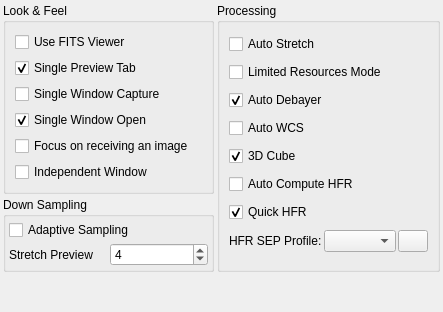
Above: kstars/fitsviewer/opsfits.ui from KDE/kstars before the change. Below: the same form after it.
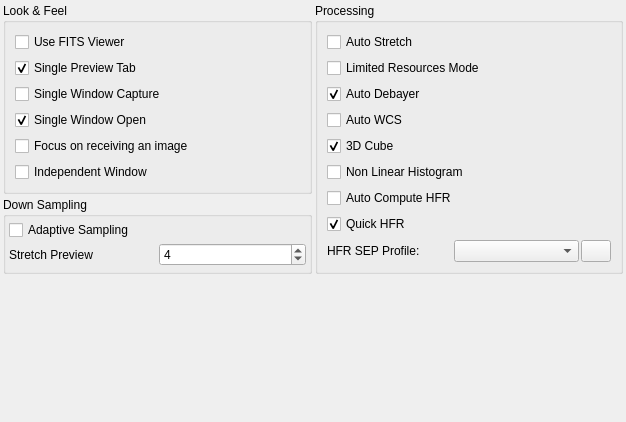
That is the form after the change.

```diff
--- a/kstars/fitsviewer/opsfits.ui
+++ b/kstars/fitsviewer/opsfits.ui
@@ -6,8 +6,8 @@
    <rect>
     <x>0</x>
     <y>0</y>
-    <width>443</width>
-    <height>312</height>
+    <width>626</width>
+    <height>422</height>
    </rect>
   </property>
   <layout class="QVBoxLayout" name="verticalLayout_4">
@@ -253,6 +253,16 @@
           </property>
          </widget>
         </item>
+        <item>
+         <widget class="QCheckBox" name="kcfg_NonLinearHistogram">
+          <property name="toolTip">
+           <string>&lt;html&gt;&lt;head/&gt;&lt;body&gt;&lt;p&gt;Display histogram for the stretched non-linear image.&lt;/p&gt;&lt;/body&gt;&lt;/html&gt;</string>
+          </property>
+          <property name="text">
+           <string>Non Linear Histogram</string>
+          </property>
+         </widget>
+        </item>
         <item>
          <widget class="QCheckBox" name="kcfg_AutoHFR">
           <property name="toolTip">
```
